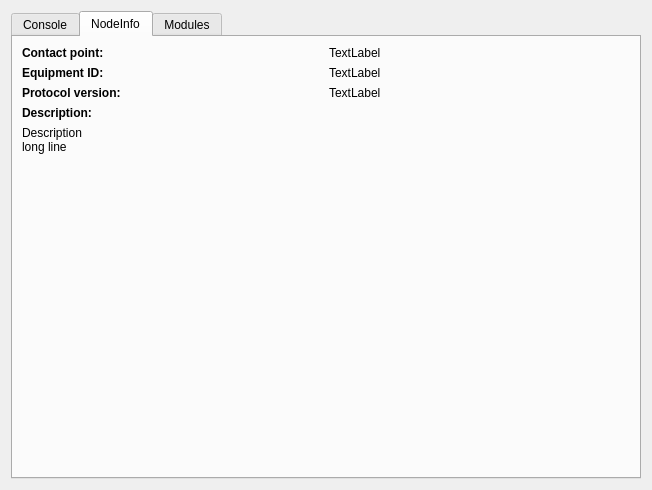
Old version of the form secop/gui/ui/nodectrl.ui in the repository SampleEnvironment/frappy.
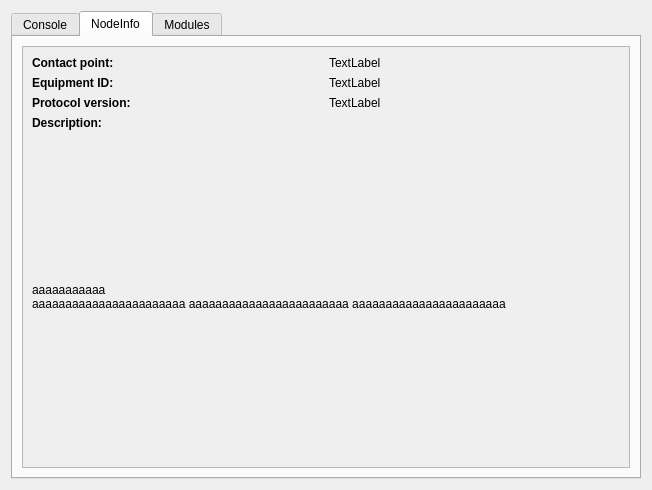
New version of the form.

The edit to the form file:
```diff
--- a/secop/gui/ui/nodectrl.ui
+++ b/secop/gui/ui/nodectrl.ui
@@ -82,7 +82,20 @@
        <string>NodeInfo</string>
       </attribute>
       <layout class="QGridLayout" name="gridLayout_6">
-       <item row="0" column="0">
+       <item row="1" column="0">
+        <widget class="QScrollArea" name="scrollArea_2">
+         <property name="widgetResizable">
+          <bool>true</bool>
+         </property>
+         <widget class="QWidget" name="scrollAreaWidgetContents_2">
+          <property name="geometry">
+           <rect>
+            <x>0</x>
+            <y>0</y>
+            <width>610</width>
+            <height>413</height>
+           </rect>
+          </property>
         <layout class="QGridLayout" name="gridLayout_2">
          <item row="0" column="0">
           <widget class="QLabel" name="label">
@@ -159,9 +172,15 @@
          </item>
          <item row="4" column="0" colspan="2">
           <widget class="QLabel" name="nodeDescriptionLabel">
+             <property name="sizePolicy">
+              <sizepolicy hsizetype="Preferred" vsizetype="Preferred">
+               <horstretch>0</horstretch>
+               <verstretch>1</verstretch>
+              </sizepolicy>
+             </property>
            <property name="text">
-            <string>Description
-long line</string>
+              <string>aaaaaaaaaaa
+aaaaaaaaaaaaaaaaaaaaaaa aaaaaaaaaaaaaaaaaaaaaaaa aaaaaaaaaaaaaaaaaaaaaaa</string>
            </property>
            <property name="wordWrap">
             <bool>true</bool>
@@ -172,19 +191,10 @@
           </widget>
          </item>
         </layout>
-       </item>
-       <item row="1" column="0">
-        <spacer name="verticalSpacer">
-         <property name="orientation">
-          <enum>Qt::Vertical</enum>
-         </property>
-         <property name="sizeHint" stdset="0">
-          <size>
-           <width>20</width>
-           <height>40</height>
-          </size>
-         </property>
-        </spacer>
+          <zorder>label_2</zorder>
+          <zorder>gridLayoutWidget</zorder>
+         </widget>
+        </widget>
        </item>
       </layout>
      </widget>
```
Lines whose indentation alone changed are shown as unchanged.
